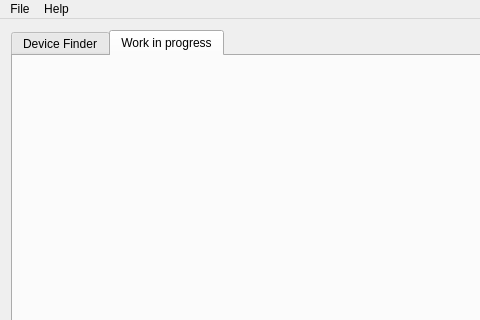
This is mainwindow.ui in vintop95/server_esp32_pds as Qt 5 draws it before an edit; both pictures show x 0 to 480 and y 0 to 320 of the 1150 by 800 pixel window. The edited form follows.
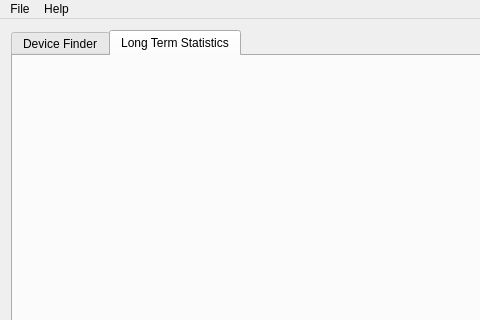
This is the edited form. The open tabs and pages were chosen to show the change. Custom widgets are drawn as their Qt base class.

```diff
--- a/mainwindow.ui
+++ b/mainwindow.ui
@@ -100,7 +100,7 @@
        </widget>
        <widget class="QWidget" name="tab_2">
         <attribute name="title">
-         <string>Work in progress</string>
+         <string>Long Term Statistics</string>
         </attribute>
         <layout class="QGridLayout" name="gridLayout"/>
        </widget>
```
Left out of the diff: 8 changed lines with no effect on the pictures.
